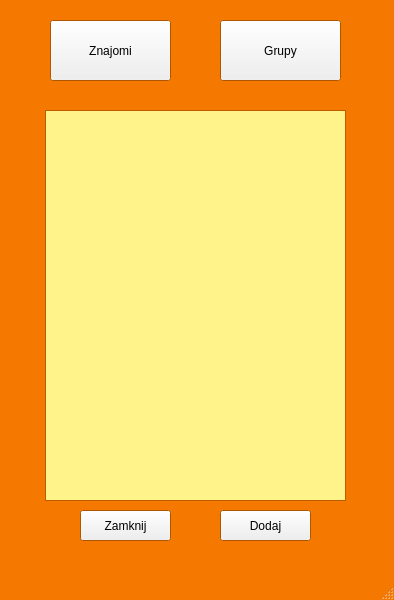
Above: clientGUI/contactswindow.ui from lukasz1303/Gadu-Gadu-SK2 before the change. Below: the same form after it.
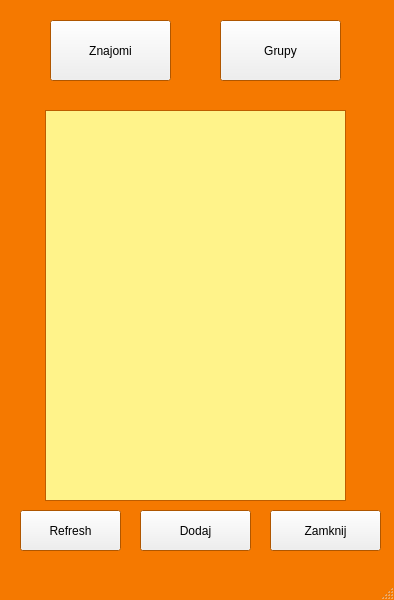
That is the form after the change.

```diff
--- a/clientGUI/contactswindow.ui
+++ b/clientGUI/contactswindow.ui
@@ -292,10 +292,10 @@
    <widget class="QPushButton" name="quitButton">
     <property name="geometry">
      <rect>
-      <x>80</x>
+      <x>270</x>
       <y>510</y>
-      <width>91</width>
-      <height>31</height>
+      <width>111</width>
+      <height>41</height>
      </rect>
     </property>
     <property name="text">
@@ -305,16 +305,29 @@
    <widget class="QPushButton" name="addButton">
     <property name="geometry">
      <rect>
-      <x>220</x>
+      <x>140</x>
       <y>510</y>
-      <width>91</width>
-      <height>31</height>
+      <width>111</width>
+      <height>41</height>
      </rect>
     </property>
     <property name="text">
      <string>Dodaj</string>
     </property>
    </widget>
+   <widget class="QPushButton" name="pushButton_3">
+    <property name="geometry">
+     <rect>
+      <x>20</x>
+      <y>510</y>
+      <width>101</width>
+      <height>41</height>
+     </rect>
+    </property>
+    <property name="text">
+     <string>Refresh</string>
+    </property>
+   </widget>
   </widget>
   <widget class="QMenuBar" name="menubar">
    <property name="geometry">
```
Left out of the diff: 2 changed lines with no effect on the pictures.
